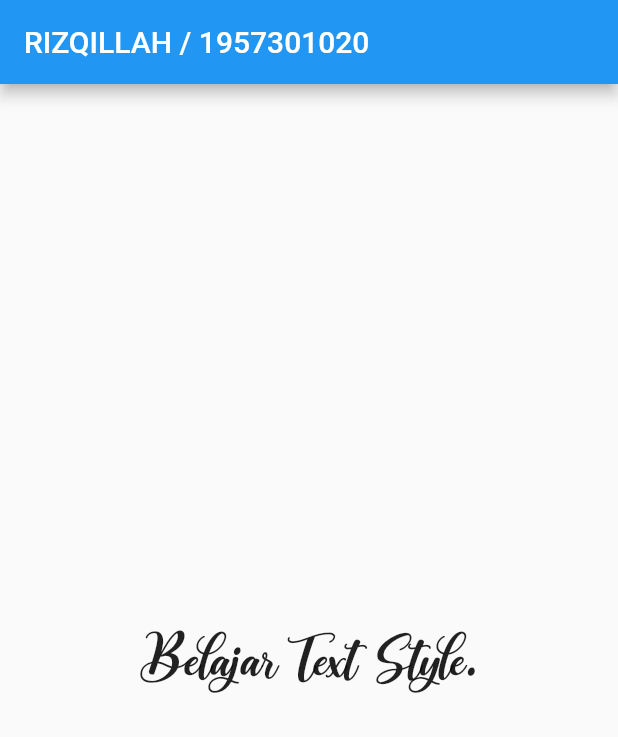
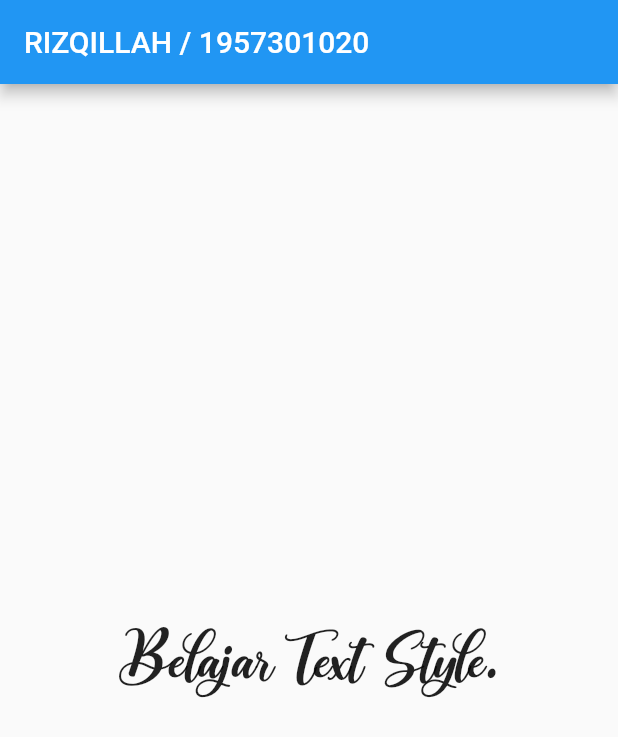
Before and after one commit to rizqillah-pnl/Belajar_Flutter, a Flutter app: the screen it shows after launch, on a phone screen of 412 x 824 dp. Shown: the top 737 px of the screen. Run offline on Flutter 3.47's test engine with Material 2 defaults, Android fonts, the phone set to English and light mode, and no system bars.

```diff
--- a/lib/main.dart
+++ b/lib/main.dart
@@ -13,7 +13,7 @@ class MyApp extends StatelessWidget {
         body: Center(
           child: Text(
             "Belajar Text Style.",
-            style: TextStyle(fontFamily: "CrashLandingBB", fontSize: 40),
+            style: TextStyle(fontFamily: "CrashLandingBB", fontSize: 45),
           ),
         ),
       ),
```
Also changed, not shown: 1 other file.
